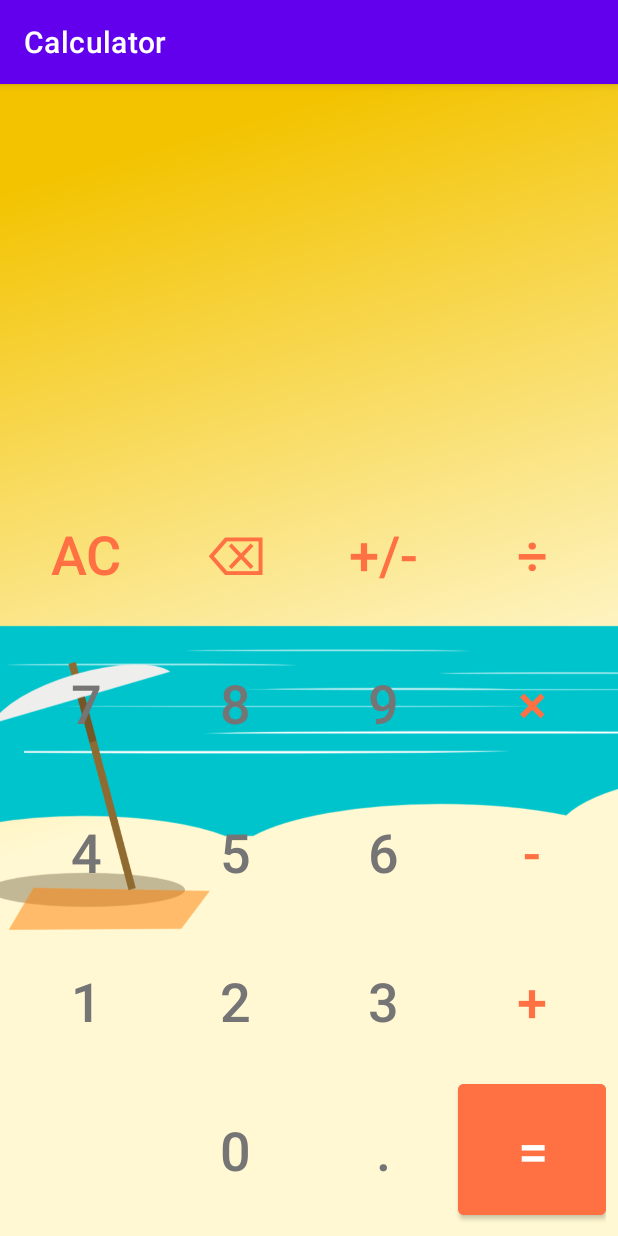
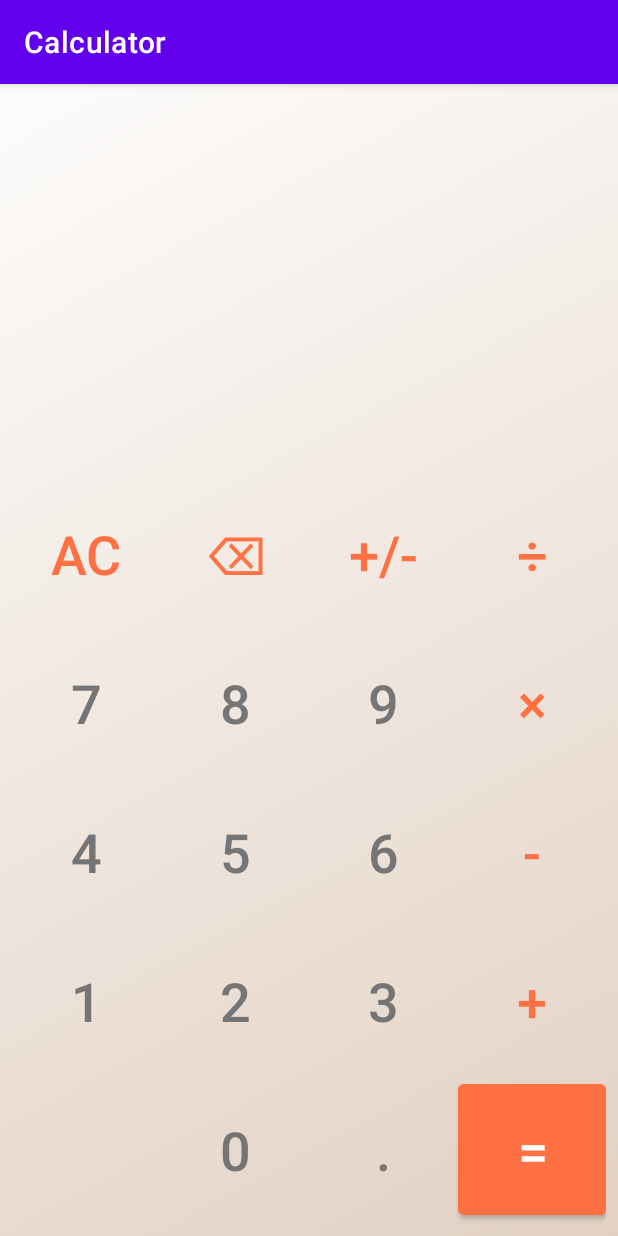
Before and after one commit to IvanISAKau/Calculator, an Android app: the screen it shows after launch (MainActivity), on a phone screen of 412 x 824 dp. Run offline under Robolectric (Android 15) with nearby library versions, the phone set to English and light mode, and no system bars.

Commit message:
style: заменен фон

```diff
--- /dev/null
+++ b/app/src/main/res/drawable/gradient_backgraound.xml
@@ -0,0 +1,9 @@
+<?xml version="1.0" encoding="utf-8"?>
+<selector xmlns:android="http://schemas.android.com/apk/res/android">
+    <item>
+        <shape>
+            <gradient android:angle="135" android:endColor="@color/gradient_bacground_1" android:startColor="@color/gradient_bacground_2" android:type="linear" />
+        </shape>
+    </item>
+
+</selector>
--- a/app/src/main/res/layout/activity_main.xml
+++ b/app/src/main/res/layout/activity_main.xml
@@ -4,7 +4,7 @@
     xmlns:tools="http://schemas.android.com/tools"
     android:layout_width="match_parent"
     android:layout_height="match_parent"
-    android:background="@drawable/beach"
+    android:background="@drawable/gradient_backgraound"
     tools:context=".MainActivity">
 
     <LinearLayout
@@ -31,9 +31,9 @@
             android:layout_height="wrap_content"
             android:layout_margin="@dimen/default_margin"
             android:gravity="end"
-            tools:text="5+10"
             android:textColor="@color/gray"
-            android:textSize="@dimen/default_text_size" />
+            android:textSize="@dimen/default_text_size"
+            tools:text="5+10" />
 
         <TextView
             android:id="@+id/result_display"
@@ -41,9 +41,9 @@
             android:layout_height="wrap_content"
             android:layout_margin="@dimen/default_margin"
             android:gravity="end"
-            tools:text="15"
             android:textColor="@color/black"
-            android:textSize="@dimen/result_text_size" />
+            android:textSize="@dimen/result_text_size"
+            tools:text="15" />
 
     </LinearLayout>
 
--- a/app/src/main/res/values/colors.xml
+++ b/app/src/main/res/values/colors.xml
@@ -9,4 +9,6 @@
     <color name="white">#FFFFFFFF</color>
     <color name="gray">#757575</color>
     <color name="orange">#FF7043</color>
+    <color name="gradient_bacground_1">#fdfcfb</color>
+    <color name="gradient_bacground_2">#e2d1c3</color>
 </resources>
```
Also changed, not shown: app/src/main/res/drawable/beach.png (deleted).
